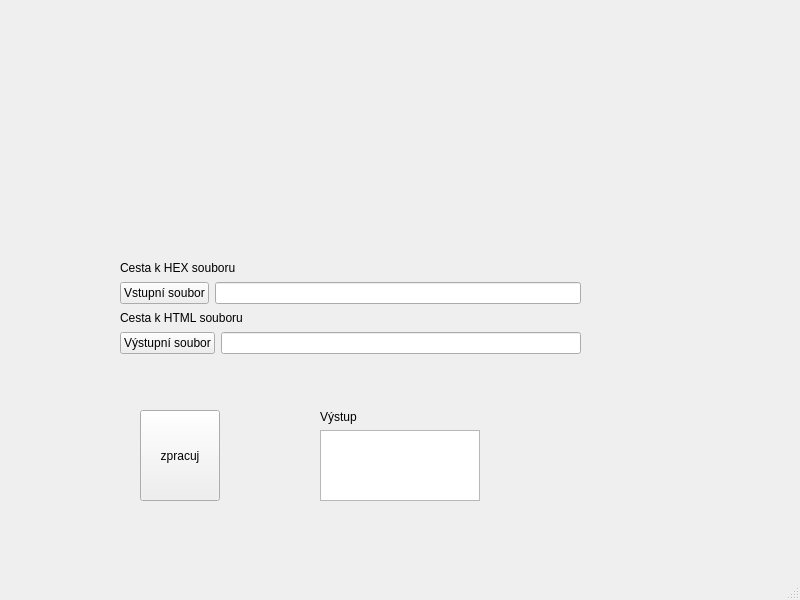
Old version of the form mainwindow.ui in the repository frutabruta/IBISparser.
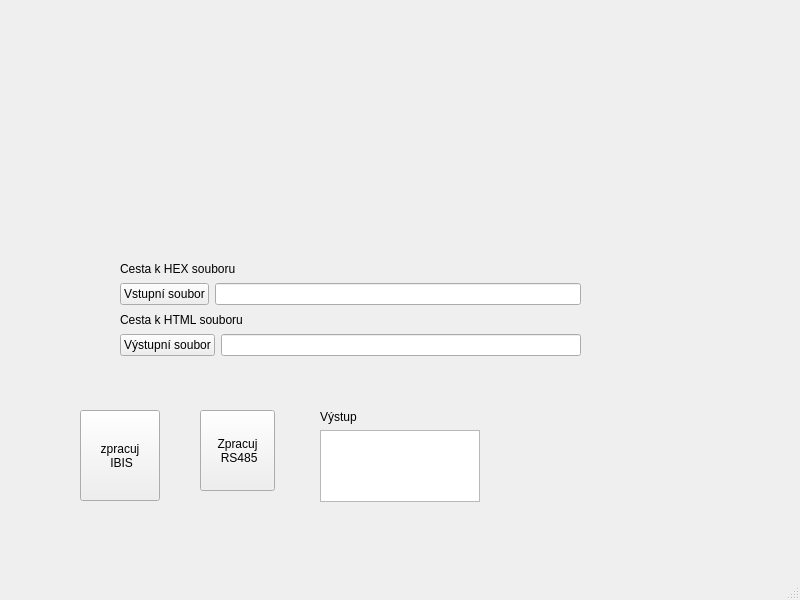
New version of the form.

What changed in the file:
```diff
--- a/mainwindow.ui
+++ b/mainwindow.ui
@@ -17,14 +17,15 @@
    <widget class="QPushButton" name="pushButton_process">
     <property name="geometry">
      <rect>
-      <x>140</x>
+      <x>80</x>
       <y>410</y>
       <width>80</width>
       <height>91</height>
      </rect>
     </property>
     <property name="text">
-     <string>zpracuj</string>
+     <string>zpracuj
+ IBIS</string>
     </property>
    </widget>
    <widget class="QWidget" name="verticalLayoutWidget">
@@ -33,7 +34,7 @@
       <x>120</x>
       <y>260</y>
       <width>461</width>
-      <height>94</height>
+      <height>96</height>
      </rect>
     </property>
     <layout class="QVBoxLayout" name="verticalLayout">
@@ -87,7 +88,7 @@
       <x>320</x>
       <y>410</y>
       <width>160</width>
-      <height>91</height>
+      <height>92</height>
      </rect>
     </property>
     <layout class="QVBoxLayout" name="verticalLayout_2">
@@ -103,6 +104,20 @@
      </item>
     </layout>
    </widget>
+   <widget class="QPushButton" name="pushButton_processRs485">
+    <property name="geometry">
+     <rect>
+      <x>200</x>
+      <y>410</y>
+      <width>75</width>
+      <height>81</height>
+     </rect>
+    </property>
+    <property name="text">
+     <string>Zpracuj
+ RS485</string>
+    </property>
+   </widget>
   </widget>
   <widget class="QMenuBar" name="menubar">
    <property name="geometry">
```
Left out of the diff: 2 changed lines with no effect on the pictures.
